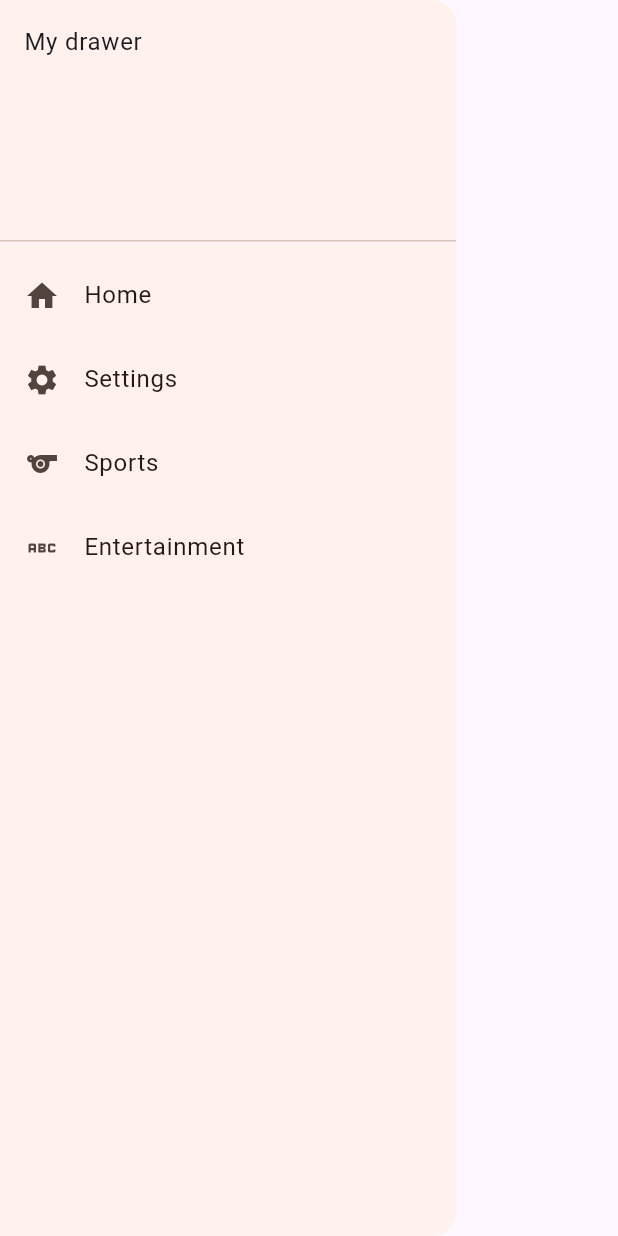
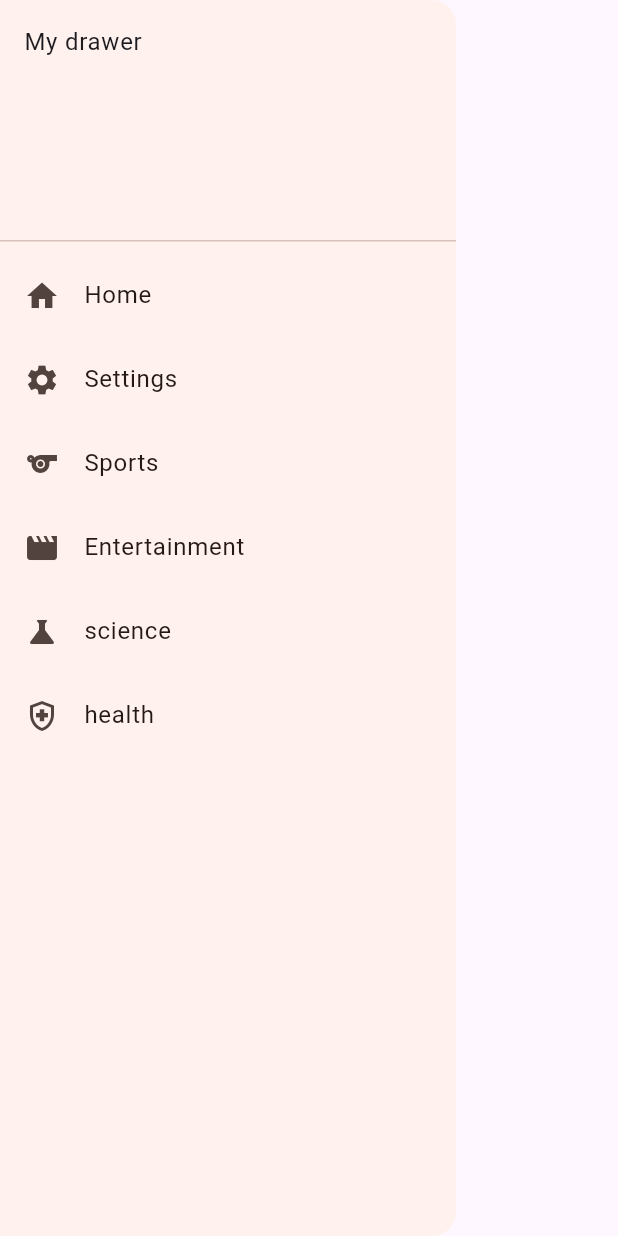
Before and after one commit to talaku-Abraham/flutter_news_app, a Flutter app: the CustomDrawer widget shown alone on an empty page, opened directly, on a phone screen of 412 x 824 dp. Run offline on Flutter 3.47's test engine with Material 3 defaults, Android fonts, the light colour scheme and no system bars; our stand-ins replace chopper, firebase_auth, firebase_core, flutter_dotenv, flutter_riverpod, freezed_annotation and 2 more; accounts and stored records are empty; generated files the repository leaves out were written again; network calls fail.

Commit message:
category buttons modified

```diff
--- a/lib/custom_drawer.dart
+++ b/lib/custom_drawer.dart
@@ -37,10 +37,24 @@ class CustomDrawer extends ConsumerWidget {
             },
           ),
           ListTile(
-            leading: Icon(Icons.abc),
+            leading: Icon(Icons.movie),
             title: Text("Entertainment"),
             onTap: () {
               context.go('/home/latest', extra: 'entertainment');
+            },
+          ),
+          ListTile(
+            leading: Icon(Icons.science),
+            title: Text("science"),
+            onTap: () {
+              context.go('/home/latest', extra: 'science');
+            },
+          ),
+          ListTile(
+            leading: Icon(Icons.health_and_safety_outlined),
+            title: Text("health"),
+            onTap: () {
+              context.go('/home/latest', extra: 'health');
             },
           ),
         ],
```
